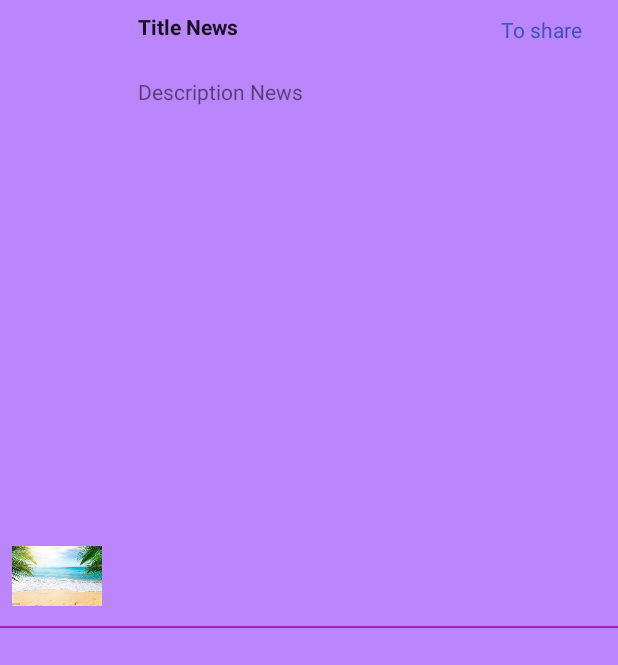
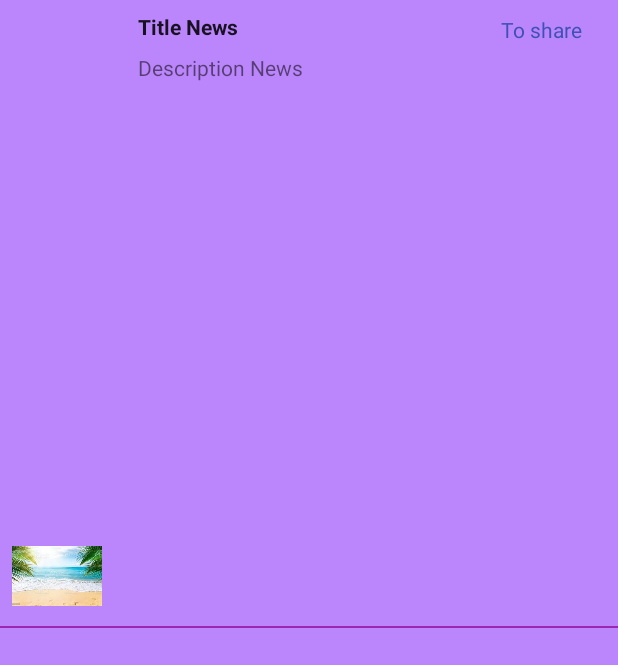
Before and after one commit to patycorona/Current_News, an Android app: the fragment ItemNewsFragment placed in its activity, on a phone screen of 412 x 824 dp, the part 84-749 px from its top. Run offline under Robolectric (Android 15) with nearby library versions, the phone set to English and light mode, and no system bars; our stand-ins replace Dagger/Hilt's generated code, RxJava; libraries missing offline, so code that uses them is left out: com.jakewharton.retrofit2.

Commit message:
modificacion de diseño de la consulta de noticias

```diff
--- a/app/src/main/res/layout/fragment_item_news.xml
+++ b/app/src/main/res/layout/fragment_item_news.xml
@@ -26,7 +26,7 @@
             android:layout_height="0dp"
             android:layout_marginTop="@dimen/commo_padding_min"
             android:layout_marginStart="@dimen/commo_padding_middle"
-            android:lines="@integer/recipebook_line_min"
+            android:lines="1"
             android:text="@string/name_news"
             android:textStyle="bold"
             app:layout_constraintTop_toTopOf="parent"
```
